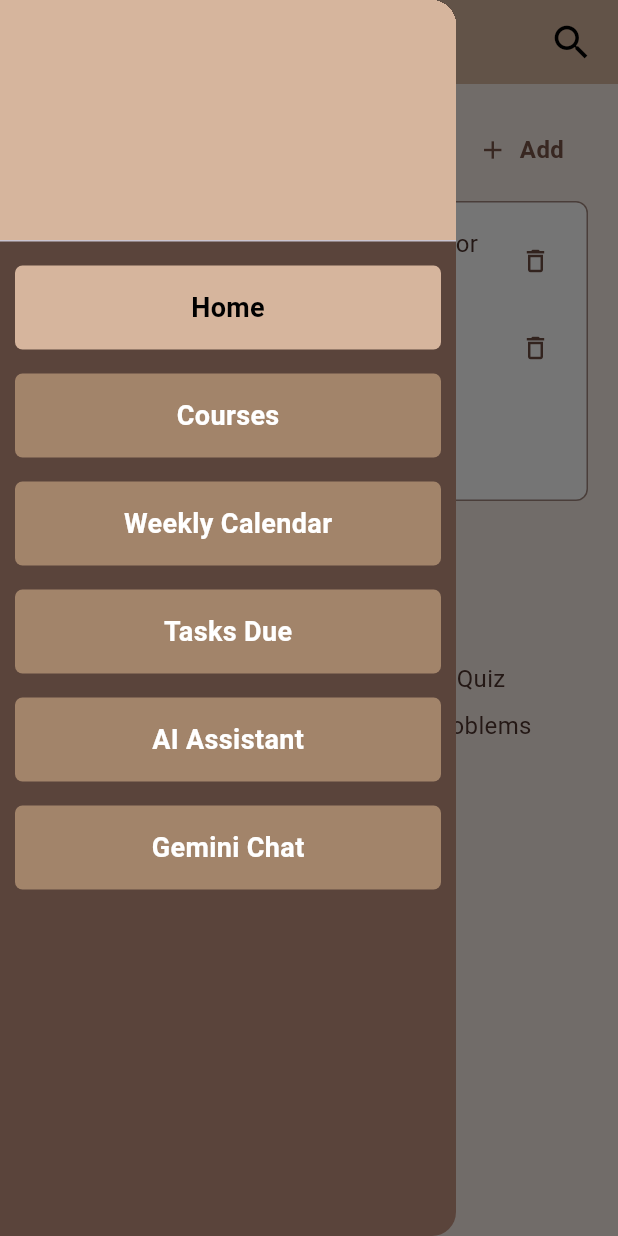
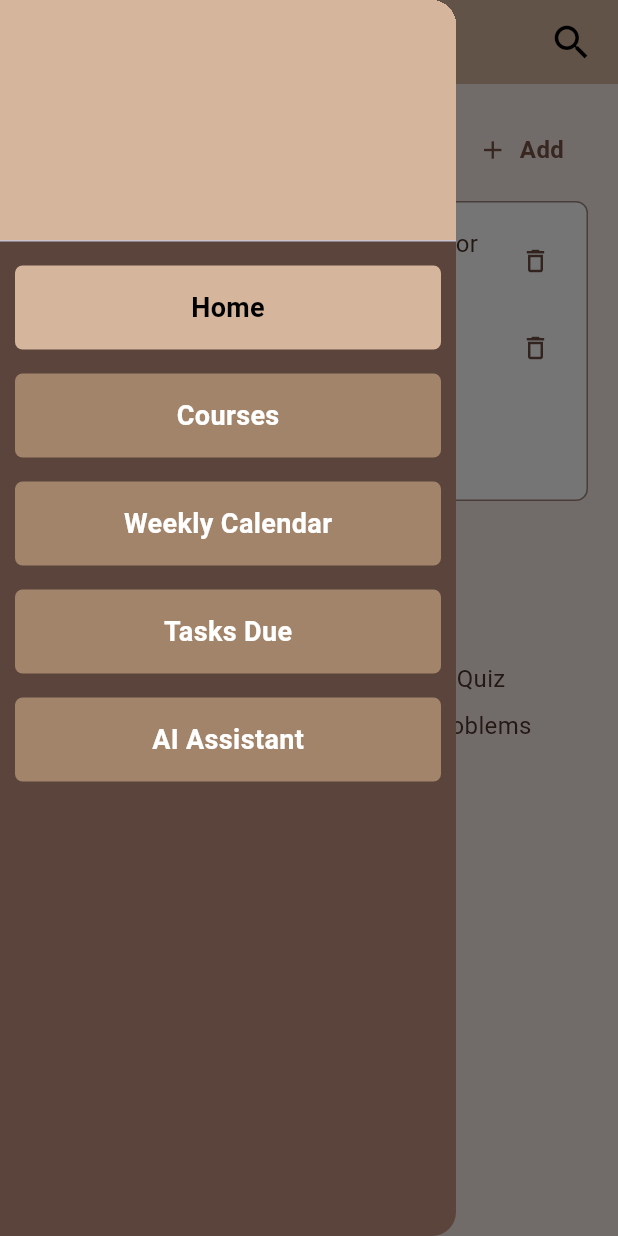
Before and after one commit to AryanAtif/SFW-Project, a Flutter app: the screen it shows after launch, with the side drawer open, on a phone screen of 412 x 824 dp. Run offline on Flutter 3.47's test engine with Material 3 defaults, Android fonts, the phone set to English and light mode, and no system bars; our stand-ins replace google_generative_ai, shared_preferences, table_calendar.

Commit message:
Commented out Gemini Chat tab (line 221)

```diff
--- a/lib/main.dart
+++ b/lib/main.dart
@@ -208,7 +208,7 @@ class _MainScaffoldState extends State<MainScaffold> {
             _buildDrawerItem(title: 'Weekly Calendar', index: 2, context: context),
             _buildDrawerItem(title: 'Tasks Due', index: 3, context: context),
             _buildDrawerItem(title: 'AI Assistant', index: 4, context: context),
-            _buildDrawerItem(title: 'Gemini Chat', index: 5, context: context),
+            // _buildDrawerItem(title: 'Gemini Chat', index: 5, context: context),
           ],
         ),
       ),
```
